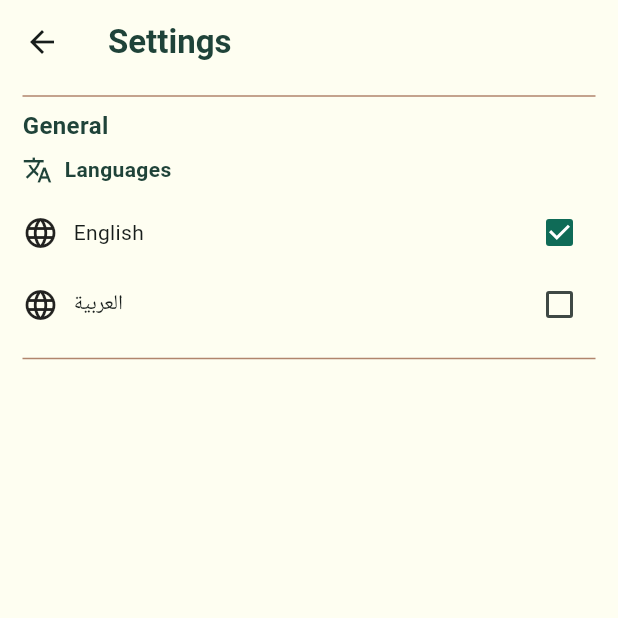
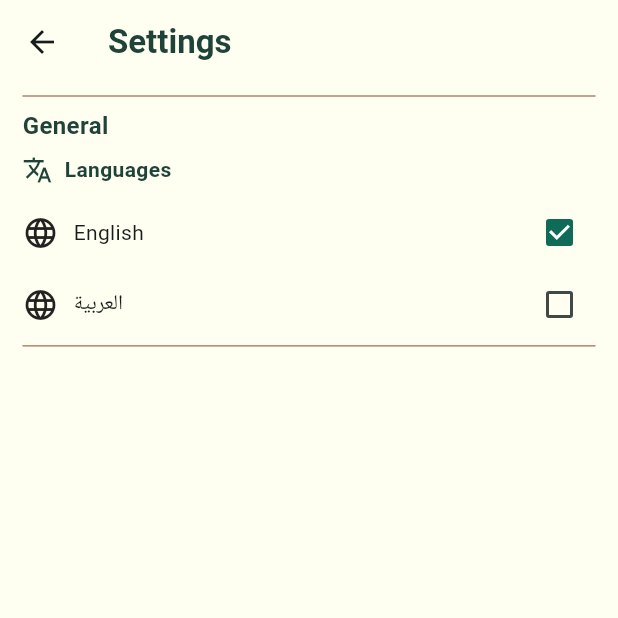
Before and after one commit to Ghanou-Dev/note-app, a Flutter app: the Settings screen opened directly, on a phone screen of 412 x 824 dp, the top half of it. Run offline on Flutter 3.47's test engine with Material 3 defaults, Android fonts, the phone set to English and light mode, and no system bars; our stand-ins replace device_preview, flutter_animate, flutter_bloc, flutter_screenutil, font_awesome_flutter, hive and 2 more; accounts and stored records are empty.

Commit message:
responsive settings page

```diff
--- a/lib/pages/settings.dart
+++ b/lib/pages/settings.dart
@@ -19,6 +19,7 @@ class _SettingsState extends State<Settings> {
   @override
   Widget build(BuildContext context) {
     final locale = AppLocalizations.of(context)!;
+    final screenHeight = MediaQuery.of(context).size.height;
     return BlocProvider(
       create: (context) => SettingsCubit(),
       child: Scaffold(
@@ -64,7 +65,7 @@ class _SettingsState extends State<Settings> {
                   ],
                 ),
                 SizedBox(
-                  height: 100.h,
+                  height: screenHeight / 9,
                   child: ListView(
                     children: [
                       BlocBuilder<SettingsCubit, SettingsState>(
```
